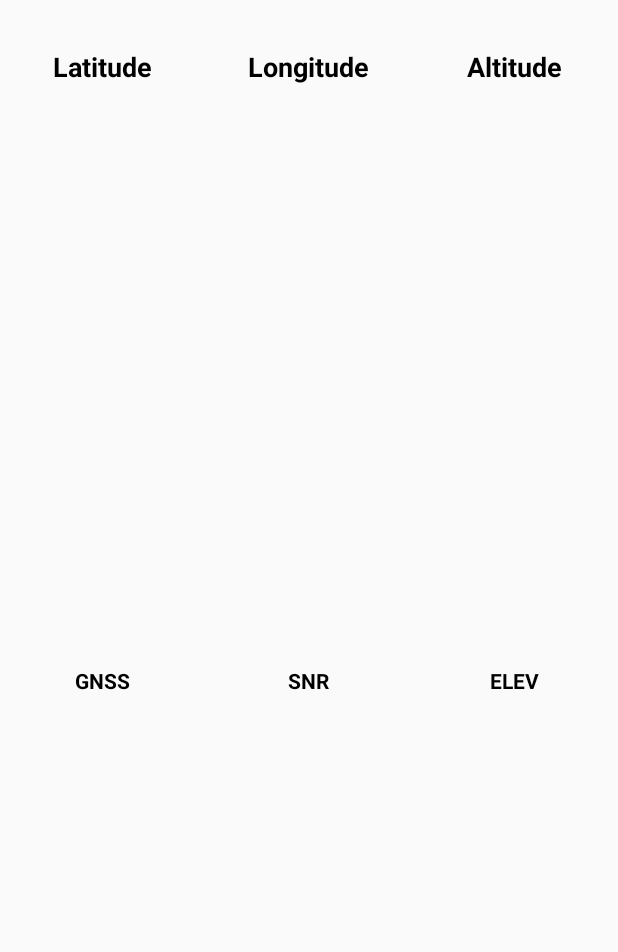
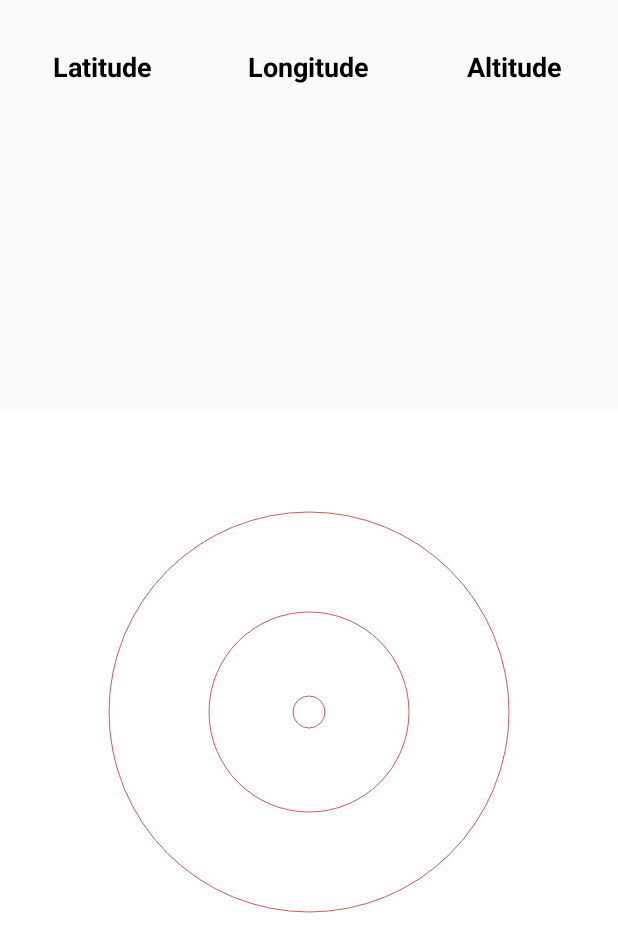
Before and after one commit to palomacorreia/_ANDROID_navegAndroid, an Android app: the layout activity_tela_gnss.xml on its own in the app's theme, with its tools: preview values and no code run, on a phone screen of 412 x 824 dp. Shown: the top 952 px of the screen. Run offline under Robolectric (Android 15) with nearby library versions, the phone set to English and light mode, and no system bars.

Commit message:
tela gnss ok

```diff
--- a/app/src/main/AndroidManifest.xml
+++ b/app/src/main/AndroidManifest.xml
@@ -42,8 +42,6 @@
         </activity>
         <activity android:name=".TelaGNSS">
         </activity>
-        <activity android:name=".SatelitedeCima">
-        </activity>
         <activity
             android:name=".mapa"
             android:label="@string/title_activity_mapa">
--- a/app/src/main/java/syssatelite/navegandroid/CircleView.java
+++ b/app/src/main/java/syssatelite/navegandroid/CircleView.java
@@ -28,17 +28,6 @@ public class CircleView extends View {
             textColor = a.getInteger(R.styleable.custom_attributes_circleView_textColor, 0);
             circleColor = a.getInteger(R.styleable.custom_attributes_circleView_circleColor, 0);
 
-
-            int x = 50;
-            int y = 50;
-            int sideLength = 200;
-
-            // create a rectangle that we'll draw later
-            rectangle = new Rect(x, y, sideLength, sideLength);
-
-            // create the Paint and set its color
-            paint = new Paint();
-            paint.setColor(Color.GRAY);
         } finally {
             a.recycle();
         }
@@ -58,14 +47,14 @@ public class CircleView extends View {
         int x = getWidth();
         int y = getHeight();
         int radius;
-        radius = 200;
+        radius = 100;
         paint.setStyle(Paint.Style.STROKE);
         paint.setColor(Color.WHITE);
         canvas.drawPaint(paint);
         // Use Color.parseColor to define HTML colors
         paint.setColor(Color.parseColor("#CD5C5C"));
         canvas.drawCircle(x / 2, y / 2, radius, paint);
-        canvas.drawCircle(x / 2, y / 2, radius/2, paint);
+        canvas.drawCircle(x / 2, y / 2, radius*2, paint);
         canvas.drawCircle(x / 2, y / 2, radius/6, paint);
 
     }
--- a/app/src/main/java/syssatelite/navegandroid/SatelitedeCima.java
+++ /dev/null
@@ -1,13 +0,0 @@
-package syssatelite.navegandroid;
-
-import android.os.Bundle;
-
-import androidx.appcompat.app.AppCompatActivity;
-
-public class SatelitedeCima extends AppCompatActivity {
-    @Override
-    protected void onCreate(Bundle savedInstanceState) {
-        super.onCreate(savedInstanceState);
-        setContentView(R.layout.activity_vistadecima);
-    }
-}
--- a/app/src/main/java/syssatelite/navegandroid/TelaGNSS.java
+++ b/app/src/main/java/syssatelite/navegandroid/TelaGNSS.java
@@ -42,15 +42,15 @@ public class TelaGNSS extends AppCompatActivity implements LocationListener, Gps
     @Override
     protected void onCreate(Bundle savedInstanceState) {
         super.onCreate(savedInstanceState);
-        setContentView(R.layout.activity_vistadecima);
+        setContentView(R.layout.activity_tela_gnss);
 
         latitudePosition = (TextView) findViewById(R.id.latitude);
         longitudePosition = (TextView) findViewById(R.id.longitude);
         altitudePosition = (TextView) findViewById(R.id.altitude);
-        GNSS= (TextView) findViewById(R.id.gnss);
-        SNR=(TextView)findViewById(R.id.snr);
-        ELEV =(TextView)findViewById(R.id.elev);
-        //AZIM=(TextView)findViewById(R.id.azimute);
+       // GNSS= (TextView) findViewById(R.id.gnss);
+//        SNR=(TextView)findViewById(R.id.snr);
+//        ELEV =(TextView)findViewById(R.id.elev);
+//        AZIM=(TextView)findViewById(R.id.azimute);
         locationManager = (LocationManager) getSystemService(Service.LOCATION_SERVICE);
     }
 
@@ -122,11 +122,11 @@ public class TelaGNSS extends AppCompatActivity implements LocationListener, Gps
         double altitude =location.getAltitude();
 
         lat = (Location.convert(latitude, Location.FORMAT_SECONDS));
-        //latitudePosition.setText(lat);
+        latitudePosition.setText(lat);
         lon = (Location.convert(longitude, Location.FORMAT_SECONDS));
-        //longitudePosition.setText(lon);
+        longitudePosition.setText(lon);
         alt=(Location.convert(longitude, Location.FORMAT_SECONDS));
-        //altitudePosition.setText(alt);
+        altitudePosition.setText(alt);
 
 
     }
--- a/app/src/main/res/layout/activity_tela_gnss.xml
+++ b/app/src/main/res/layout/activity_tela_gnss.xml
@@ -2,18 +2,18 @@
 <LinearLayout xmlns:android="http://schemas.android.com/apk/res/android"
     android:layout_width="match_parent"
     android:layout_height="match_parent"
+    xmlns:app="http://schemas.android.com/apk/res-auto"
+    xmlns:custom="http://schemas.android.com/tools"
     android:orientation="vertical">
 
     <LinearLayout
         android:layout_width="match_parent"
         android:layout_height="0dp"
-        android:layout_weight="1"
-        android:orientation="horizontal"
-        android:baselineAligned="false">
+        android:layout_weight=".5">
 
         <LinearLayout
             android:layout_width="0dp"
-            android:layout_height="match_parent"
+            android:layout_height="120dp"
             android:layout_weight="1"
             android:orientation="vertical">
 
@@ -27,63 +27,69 @@
                 android:textColor="@color/colorBlack"
                 android:textSize="18dp"
                 android:textStyle="bold" />
+
             <TextView
                 android:id="@+id/latitude"
                 android:layout_width="wrap_content"
                 android:layout_height="wrap_content"
+                android:layout_gravity="center"
+                android:layout_marginTop="16dp"
                 android:text="@string/no_text"
-                android:textColor="@color/colorBlack"
-                android:layout_marginTop="16dp"
-                android:layout_gravity="center"/>
+                android:textColor="@color/colorBlack" />
         </LinearLayout>
+
         <LinearLayout
             android:layout_width="0dp"
-            android:layout_height="match_parent"
+            android:layout_height="120dp"
             android:layout_weight="1"
             android:orientation="vertical">
+
             <TextView
                 android:id="@+id/longitude_title"
                 android:layout_width="wrap_content"
                 android:layout_height="wrap_content"
+                android:layout_gravity="center"
+                android:layout_marginTop="32dp"
                 android:text="@string/longitude"
+                android:textColor="@color/colorBlack"
                 android:textSize="18dp"
-                android:textStyle="bold"
-                android:textColor="@color/colorBlack"
-                android:layout_marginTop="32dp"
-                android:layout_gravity="center"/>
+                android:textStyle="bold" />
+
             <TextView
                 android:id="@+id/longitude"
                 android:layout_width="wrap_content"
                 android:layout_height="wrap_content"
+                android:layout_gravity="center"
+                android:layout_marginTop="16dp"
                 android:text="@string/no_text"
-                android:textColor="@color/colorBlack"
-                android:layout_marginTop="16dp"
-                android:layout_gravity="center"/>
+                android:textColor="@color/colorBlack" />
         </LinearLayout>
 
         <LinearLayout
             android:layout_width="0dp"
-            android:layout_height="match_parent"
+            android:layout_height="120dp"
             android:layout_weight="1"
             android:orientation="vertical">
+
             <TextView
                 android:id="@+id/altitude_title"
                 android:layout_width="wrap_content"
                 android:layout_height="wrap_content"
+                android:layout_gravity="center"
+                android:layout_marginTop="32dp"
                 android:text="@string/altitude"
+                android:textColor="@color/colorBlack"
                 android:textSize="18dp"
-                android:textStyle="bold"
-                android:textColor="@color/colorBlack"
-                android:layout_marginTop="32dp"
-                android:layout_gravity="center"/>
+                android:textStyle="bold" />
+
             <TextView
                 android:id="@+id/altitude"
                 android:layout_width="wrap_content"
                 android:layout_height="wrap_content"
+                android:layout_gravity="center"
+                android:layout_marginTop="16dp"
                 android:text="@string/no_text"
-                android:textColor="@color/colorBlack"
-                android:layout_marginTop="16dp"
-                android:layout_gravity="center"/>
+                android:textColor="@color/colorBlack" />
         </LinearLayout>
     </LinearLayout>
 
@@ -91,104 +97,30 @@
         android:layout_width="match_parent"
         android:layout_height="0dp"
         android:layout_weight="1"
-        android:orientation="horizontal"
-        android:baselineAligned="false">
-        <LinearLayout
-            android:layout_width="0dp"
-            android:layout_height="match_parent"
-            android:layout_weight="1"
-            android:orientation="vertical">
-
-            <TextView
-                android:id="@+id/gnss_title"
-                android:layout_width="wrap_content"
-                android:layout_height="wrap_content"
-                android:layout_gravity="center"
-                android:layout_marginTop="32dp"
-                android:text="@string/gnss_title"
-                android:textColor="@color/colorBlack"
-                android:textSize="14dp"
-                android:textStyle="bold" />
-            <TextView
-                android:id="@+id/gnss"
-                android:layout_width="wrap_content"
-                android:layout_height="wrap_content"
-                android:text="@string/no_text"
-                android:textColor="@color/colorBlack"
-                android:layout_marginTop="1dp"
-                android:layout_gravity="center"/>
-        </LinearLayout>
-        <LinearLayout
-            android:layout_width="0dp"
-            android:layout_height="match_parent"
-            android:layout_weight="1"
-            android:orientation="vertical">
-            <TextView
-                android:id="@+id/snr_title"
-                android:layout_width="wrap_content"
-                android:layout_height="wrap_content"
-                android:text="@string/snr_title"
-                android:textSize="14dp"
-                android:textStyle="bold"
-                android:textColor="@color/colorBlack"
-                android:layout_marginTop="32dp"
-                android:layout_gravity="center"/>
-            <TextView
-                android:id="@+id/snr"
-                android:layout_width="wrap_content"
-                android:layout_height="wrap_content"
-                android:text="@string/no_text"
-                android:textColor="@color/colorBlack"
-                android:layout_marginTop="16dp"
-                android:layout_gravity="center"/>
-        </LinearLayout>
+        android:baselineAligned="false"
+        android:orientation="horizontal">
 
         <LinearLayout
             android:layout_width="0dp"
-            android:layout_height="match_parent"
-            android:layout_weight="1"
+            android:layout_height="400dp"
+            android:layout_weight="50"
             android:orientation="vertical">
-            <TextView
-                android:id="@+id/elev_title"
-                android:layout_width="wrap_content"
-                android:layout_height="wrap_content"
-                android:text="@string/elev_title"
-                android:textSize="14dp"
-                android:textStyle="bold"
-                android:textColor="@color/colorBlack"
-                android:layout_marginTop="32dp"
-                android:layout_gravity="center"/>
-            <TextView
-                android:id="@+id/elev"
-                android:layout_width="wrap_content"
-                android:layout_height="wrap_content"
-                android:text="@string/no_text"
-                android:textColor="@color/colorBlack"
-                android:layout_marginTop="16dp"
-                android:layout_gravity="center"/>
+
+            <syssatelite.navegandroid.CircleView
+
+                android:id="@+id/ciurculoviewid"
+                android:layout_width="match_parent"
+                android:layout_height="400dp"
+                app:layout_constraintBottom_toBottomOf="parent"
+                app:layout_constraintEnd_toEndOf="parent"
+                app:layout_constraintHorizontal_bias="0.493"
+                app:layout_constraintStart_toStartOf="parent"
+                app:layout_constraintTop_toTopOf="parent"
+                app:layout_constraintVertical_bias="0.924"
+                custom:circleView_circleColor="#4169E1"
+                custom:circleView_textColor="#BBB" />
         </LinearLayout>
 
-        <!--<TextView-->
-            <!--android:id="@+id/azim_title"-->
-            <!--android:layout_width="85dp"-->
-            <!--android:layout_height="372dp"-->
-            <!--android:layout_gravity="center"-->
-            <!--android:layout_marginTop="32dp"-->
-            <!--android:text="@string/azim_title"-->
-            <!--android:textColor="@color/colorBlack"-->
-            <!--android:textSize="14dp"-->
-            <!--android:textStyle="bold" />-->
-        <!--<LinearLayout-->
-            <!--android:layout_width="wrap_content"-->
-            <!--android:layout_height="match_parent">-->
-            <!--<TextView-->
-                <!--android:id="@+id/azimute"-->
-                <!--android:layout_width="wrap_content"-->
-                <!--android:layout_height="wrap_content"-->
-                <!--android:text="@string/no_text"-->
-                <!--android:textColor="@color/colorBlack"-->
-                <!--android:layout_marginTop="16dp"-->
-                <!--android:layout_gravity="center"/>-->
-        <!--</LinearLayout>-->
+
     </LinearLayout>
-    </LinearLayout>
+</LinearLayout>
```
